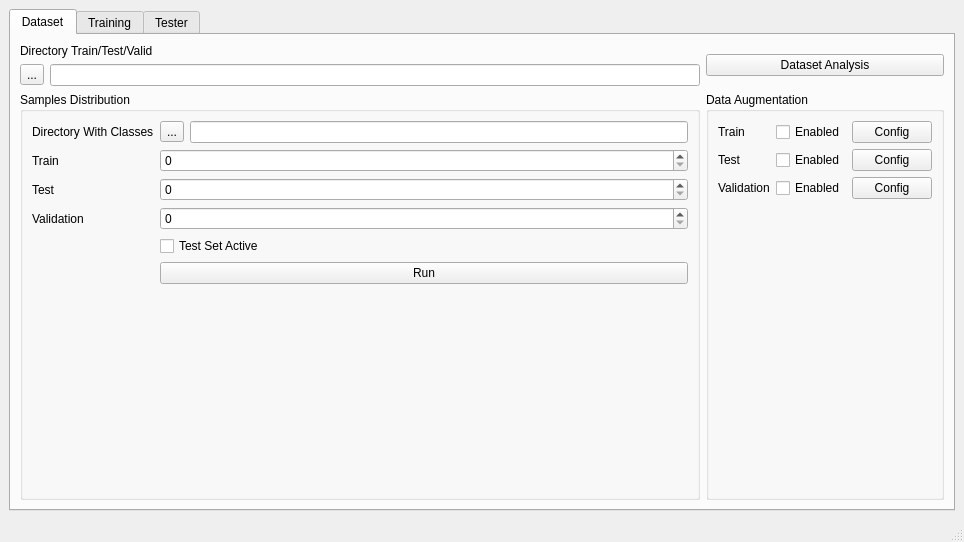
This is gui/MainWindow.ui in Peto-RS/DP_CNN as Qt 5 draws it before an edit. The edited form follows.
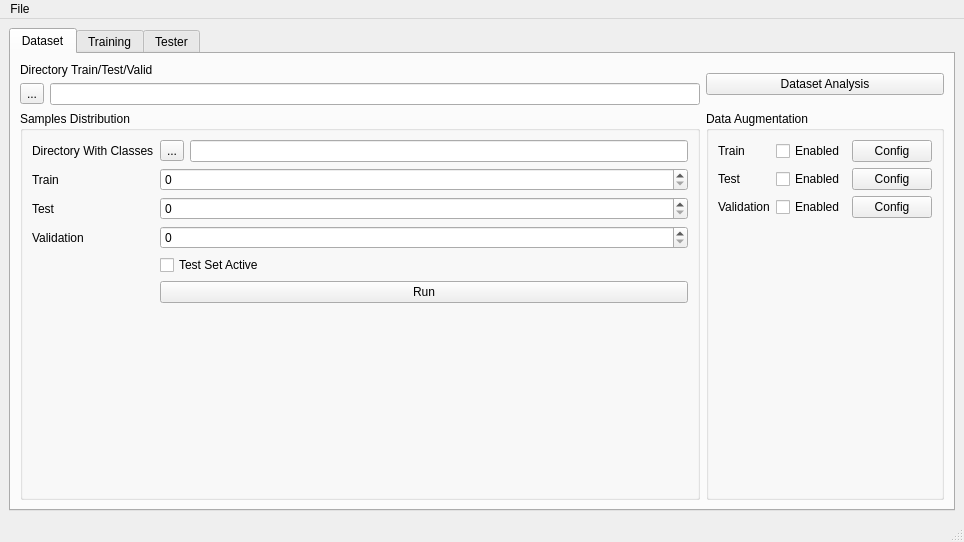
This is the edited form. The open tabs and pages were chosen to show the change.

Commit message: open local folder

```diff
--- a/gui/MainWindow.ui
+++ b/gui/MainWindow.ui
@@ -836,6 +836,13 @@
      <height>26</height>
     </rect>
    </property>
+   <widget class="QMenu" name="menuFile">
+    <property name="title">
+     <string>File</string>
+    </property>
+    <addaction name="actionOpen_Project_Folder"/>
+   </widget>
+   <addaction name="menuFile"/>
   </widget>
   <widget class="QStatusBar" name="statusBar"/>
  </widget>
```
Left out of the diff: 7 changed lines with no effect on the pictures. The commit also changes 1 other file.
